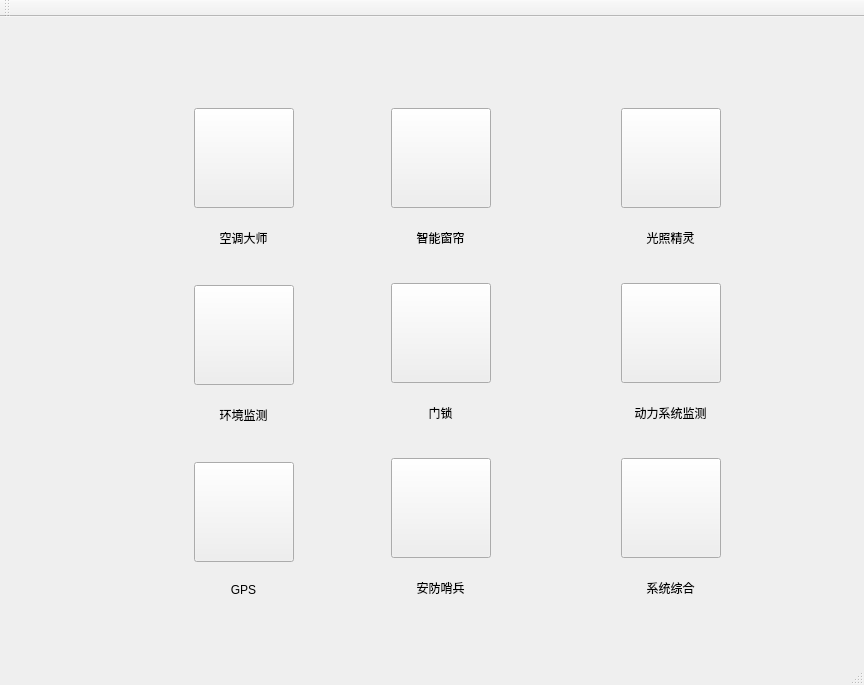
The window that qt/class2/mainwindow.ui (ohayo2333/bysj) describes before a commit, drawn with Qt 5.
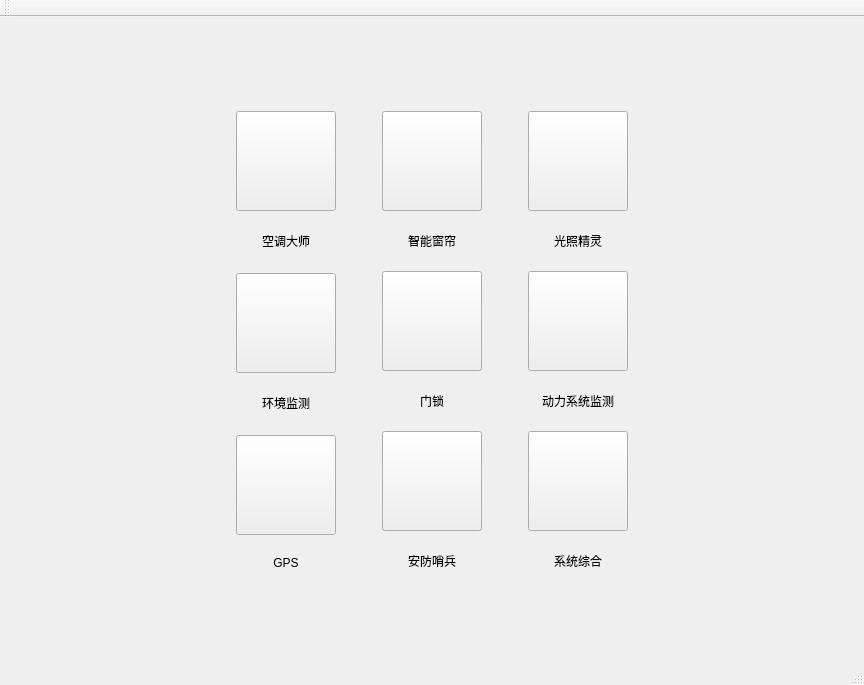
The same window after the commit. Icons and pictures are not drawn.

Diff of the .ui file:
```diff
--- a/qt/class2/mainwindow.ui
+++ b/qt/class2/mainwindow.ui
@@ -17,15 +17,36 @@
    <string notr="true">background-image: url(:/pic/blue.jpg);</string>
   </property>
   <widget class="QWidget" name="centralWidget">
-   <widget class="QWidget" name="">
-    <property name="geometry">
-     <rect>
-      <x>183</x>
-      <y>80</y>
-      <width>121</width>
-      <height>511</height>
-     </rect>
-    </property>
+   <layout class="QGridLayout" name="gridLayout">
+    <item row="0" column="2">
+     <spacer name="verticalSpacer_16">
+      <property name="orientation">
+       <enum>Qt::Vertical</enum>
+      </property>
+      <property name="sizeHint" stdset="0">
+       <size>
+        <width>20</width>
+        <height>52</height>
+       </size>
+      </property>
+     </spacer>
+    </item>
+    <item row="1" column="0">
+     <spacer name="horizontalSpacer_3">
+      <property name="orientation">
+       <enum>Qt::Horizontal</enum>
+      </property>
+      <property name="sizeHint" stdset="0">
+       <size>
+        <width>200</width>
+        <height>20</height>
+       </size>
+      </property>
+     </spacer>
+    </item>
+    <item row="1" column="1" colspan="2">
+     <layout class="QHBoxLayout" name="horizontalLayout">
+      <item>
     <layout class="QVBoxLayout" name="verticalLayout_10">
      <item>
       <layout class="QVBoxLayout" name="verticalLayout">
@@ -183,16 +204,21 @@
       </layout>
      </item>
     </layout>
-   </widget>
-   <widget class="QWidget" name="">
-    <property name="geometry">
-     <rect>
-      <x>380</x>
-      <y>80</y>
-      <width>121</width>
-      <height>511</height>
-     </rect>
-    </property>
+      </item>
+      <item>
+       <spacer name="horizontalSpacer">
+        <property name="orientation">
+         <enum>Qt::Horizontal</enum>
+        </property>
+        <property name="sizeHint" stdset="0">
+         <size>
+          <width>40</width>
+          <height>20</height>
+         </size>
+        </property>
+       </spacer>
+      </item>
+      <item>
     <layout class="QVBoxLayout" name="verticalLayout_11">
      <item>
       <layout class="QVBoxLayout" name="verticalLayout_2">
@@ -350,16 +376,21 @@
       </layout>
      </item>
     </layout>
-   </widget>
-   <widget class="QWidget" name="">
-    <property name="geometry">
-     <rect>
-      <x>610</x>
-      <y>80</y>
-      <width>121</width>
-      <height>511</height>
-     </rect>
-    </property>
+      </item>
+      <item>
+       <spacer name="horizontalSpacer_2">
+        <property name="orientation">
+         <enum>Qt::Horizontal</enum>
+        </property>
+        <property name="sizeHint" stdset="0">
+         <size>
+          <width>40</width>
+          <height>20</height>
+         </size>
+        </property>
+       </spacer>
+      </item>
+      <item>
     <layout class="QVBoxLayout" name="verticalLayout_12">
      <item>
       <layout class="QVBoxLayout" name="verticalLayout_3">
@@ -517,7 +548,36 @@
       </layout>
      </item>
     </layout>
-   </widget>
+      </item>
+     </layout>
+    </item>
+    <item row="1" column="3">
+     <spacer name="horizontalSpacer_4">
+      <property name="orientation">
+       <enum>Qt::Horizontal</enum>
+      </property>
+      <property name="sizeHint" stdset="0">
+       <size>
+        <width>200</width>
+        <height>20</height>
+       </size>
+      </property>
+     </spacer>
+    </item>
+    <item row="2" column="1">
+     <spacer name="verticalSpacer_17">
+      <property name="orientation">
+       <enum>Qt::Vertical</enum>
+      </property>
+      <property name="sizeHint" stdset="0">
+       <size>
+        <width>20</width>
+        <height>52</height>
+       </size>
+      </property>
+     </spacer>
+    </item>
+   </layout>
   </widget>
   <widget class="QToolBar" name="mainToolBar">
    <attribute name="toolBarArea">
```
Left out of the diff: 18 changed lines with no effect on the pictures. Lines whose indentation alone changed are shown as unchanged.
